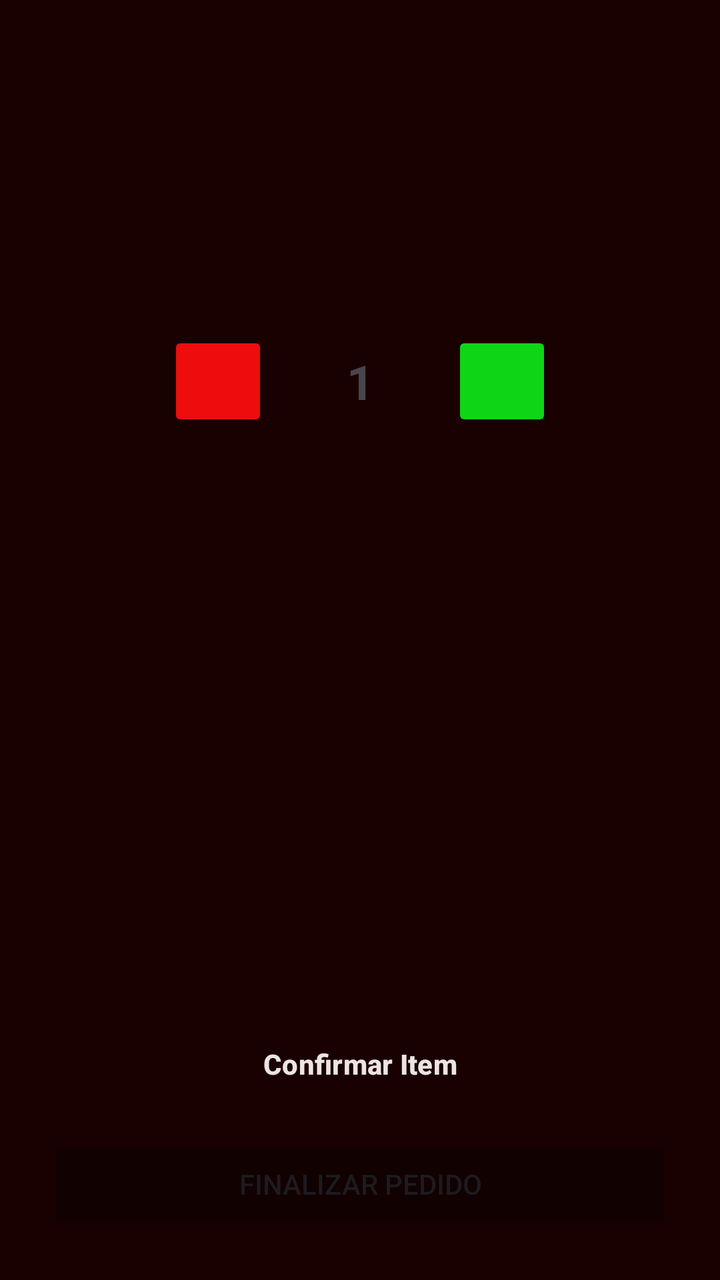
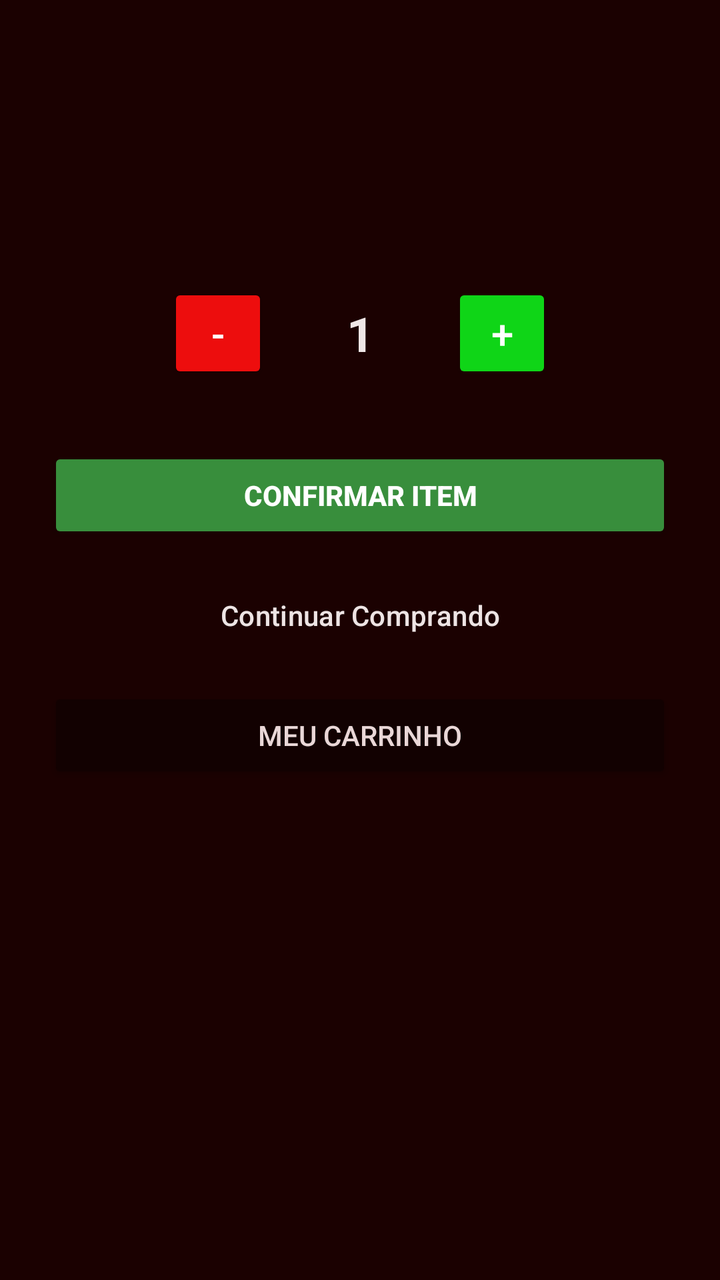

Before-and-after screenshots of an Android layout around one commit, followed by the original layout XML and the change that was made.
<!-- AndroidManifest.xml: application theme Theme.Nuvem -->
<!-- res/layout/activity_quantidade.xml -->
<?xml version="1.0" encoding="utf-8"?>
<LinearLayout xmlns:android="http://schemas.android.com/apk/res/android"
    style="@style/Widget.MaterialComponents.Button.OutlinedButton"
    android:layout_width="match_parent"
    android:layout_height="match_parent"
    android:background="#1B0101"
    android:backgroundTint="#1A0101"
    android:gravity="center_horizontal"
    android:orientation="vertical"
    android:padding="24dp">

    
    <TextView
        android:id="@+id/txtNomeProduto"
        android:layout_width="wrap_content"
        android:layout_height="wrap_content"
        android:layout_marginTop="32dp"
        android:gravity="center"
        android:textColorLink="#F0E3E3"
        android:textSize="22sp"
        android:textStyle="bold" />

    
    <TextView
        android:id="@+id/txtPrecoProduto"
        android:layout_width="wrap_content"
        android:layout_height="wrap_content"
        android:layout_marginTop="8dp"
        android:textColor="#666666"
        android:textSize="18sp" />

    
    <LinearLayout
        android:layout_width="wrap_content"
        android:layout_height="wrap_content"
        android:layout_marginTop="48dp"
        android:gravity="center_vertical"
        android:orientation="horizontal">

        <Button
            android:id="@+id/btnMenos"
            android:layout_width="50dp"
            android:layout_height="50dp"
            android:backgroundTint="#ED0D0D"
            android:textSize="20sp" />

        <TextView
            android:id="@+id/txtQuantidade"
            android:layout_width="60dp"
            android:layout_height="wrap_content"
            android:layout_marginHorizontal="16dp"
            android:gravity="center"
            android:text="1"
            android:textSize="24sp"
            android:textStyle="bold" />

        <Button
            android:id="@+id/btnMais"
            android:layout_width="50dp"
            android:layout_height="50dp"
            android:backgroundTint="#0FD517"
            android:textSize="20sp" />
    </LinearLayout>

    
    <View
        android:layout_width="match_parent"
        android:layout_height="0dp"
        android:layout_weight="1" />

    
    <Button
        android:id="@+id/btnContinuarSelecionando"
        style="?attr/materialButtonOutlinedStyle"
        android:layout_width="match_parent"
        android:layout_height="wrap_content"
        android:layout_marginBottom="12dp"
        android:text="Confirmar Item"
        android:textColor="#EDE4E4"
        android:textStyle="bold" />

    
    <Button
        android:id="@+id/btnFinalizarPedido"
        android:layout_width="match_parent"
        android:layout_height="wrap_content"
        android:backgroundTint="#120101"
        android:text="Finalizar Pedido"
        android:textColorLink="#E9D7D7" />

</LinearLayout>
<!-- resources referenced by this layout -->
<resources>
  <style name="Theme.Nuvem" parent="Base.Theme.Nuvem" />
  <style name="Base.Theme.Nuvem" parent="Theme.Material3.DayNight.NoActionBar">
          
          
      </style>
</resources>

<!-- the commit's change to res/layout/activity_quantidade.xml (unified diff, before → after) -->
@@ -1,10 +1,8 @@
 <?xml version="1.0" encoding="utf-8"?>
 <LinearLayout xmlns:android="http://schemas.android.com/apk/res/android"
-    style="@style/Widget.MaterialComponents.Button.OutlinedButton"
     android:layout_width="match_parent"
     android:layout_height="match_parent"
     android:background="#1B0101"
-    android:backgroundTint="#1A0101"
     android:gravity="center_horizontal"
     android:orientation="vertical"
     android:padding="24dp">
@@ -14,9 +12,9 @@
         android:id="@+id/txtNomeProduto"
         android:layout_width="wrap_content"
         android:layout_height="wrap_content"
-        android:layout_marginTop="32dp"
+        android:layout_marginTop="24dp"
         android:gravity="center"
-        android:textColorLink="#F0E3E3"
+        android:textColor="#F8EFEF"
         android:textSize="22sp"
         android:textStyle="bold" />
 
@@ -26,14 +24,16 @@
         android:layout_width="wrap_content"
         android:layout_height="wrap_content"
         android:layout_marginTop="8dp"
-        android:textColor="#666666"
-        android:textSize="18sp" />
+        android:textColor="#EFE7E7"
+        android:textSize="18sp"
+        android:textStyle="bold" />
 
     
     <LinearLayout
         android:layout_width="wrap_content"
         android:layout_height="wrap_content"
-        android:layout_marginTop="48dp"
+        android:layout_marginTop="32dp"
+        android:layout_marginBottom="32dp"
         android:gravity="center_vertical"
         android:orientation="horizontal">
 
@@ -42,6 +42,8 @@
             android:layout_width="50dp"
             android:layout_height="50dp"
             android:backgroundTint="#ED0D0D"
+            android:text="-"
+            android:textColor="#FFFFFF"
             android:textSize="20sp" />
 
         <TextView
@@ -51,6 +53,7 @@
             android:layout_marginHorizontal="16dp"
             android:gravity="center"
             android:text="1"
+            android:textColor="#EFE7E7"
             android:textSize="24sp"
             android:textStyle="bold" />
 
@@ -59,25 +62,43 @@
             android:layout_width="50dp"
             android:layout_height="50dp"
             android:backgroundTint="#0FD517"
+            android:text="+"
+            android:textColor="#FFFFFF"
             android:textSize="20sp" />
     </LinearLayout>
 
     
-    <View
+    <Button
+        android:id="@+id/btnConfirmarItem"
         android:layout_width="match_parent"
-        android:layout_height="0dp"
-        android:layout_weight="1" />
+        android:layout_height="wrap_content"
+        android:layout_marginBottom="12dp"
+        android:backgroundTint="#388E3C"
+        android:text="Confirmar Item"
+        android:textColor="#FFFFFF"
+        android:textStyle="bold" />
 
     
     <Button
-        android:id="@+id/btnContinuarSelecionando"
+        android:id="@+id/btnExcluirItem"
+        android:layout_width="match_parent"
+        android:layout_height="wrap_content"
+        android:layout_marginBottom="12dp"
+        android:backgroundTint="#D32F2F"
+        android:text="Excluir do Carrinho"
+        android:textColor="#FFFFFF"
+        android:textStyle="bold"
+        android:visibility="gone" />
+
+    
+    <Button
+        android:id="@+id/btnContinuarComprando"
         style="?attr/materialButtonOutlinedStyle"
         android:layout_width="match_parent"
         android:layout_height="wrap_content"
         android:layout_marginBottom="12dp"
-        android:text="Confirmar Item"
-        android:textColor="#EDE4E4"
-        android:textStyle="bold" />
+        android:text="Continuar Comprando"
+        android:textColor="#EDE4E4" />
 
     
     <Button
@@ -85,7 +106,7 @@
         android:layout_width="match_parent"
         android:layout_height="wrap_content"
         android:backgroundTint="#120101"
-        android:text="Finalizar Pedido"
-        android:textColorLink="#E9D7D7" />
+        android:text="Meu Carrinho"
+        android:textColor="#E9D7D7" />
 
 </LinearLayout>
